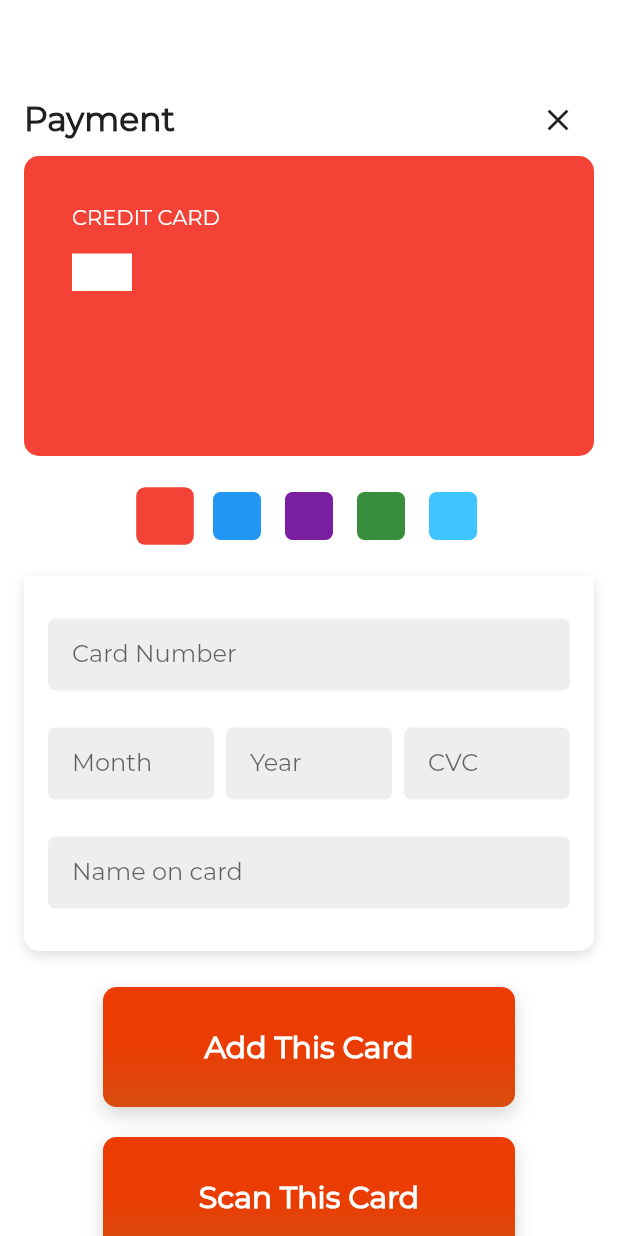
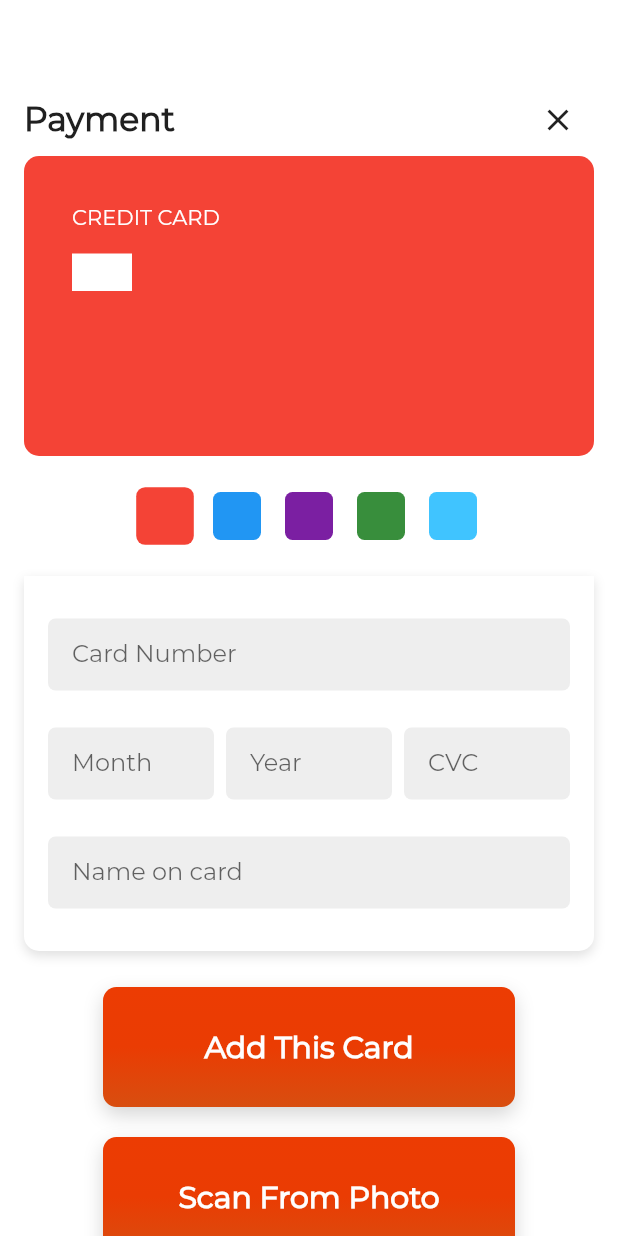
Before and after one commit to Andox9929/elchackathon-glam, a Flutter app: the PaymentPage screen opened directly, on a phone screen of 412 x 824 dp. Run offline on Flutter 3.47's test engine with Material 2 defaults, Android fonts, the phone set to English and light mode, and no system bars; our stand-ins replace card_swiper, country_code_picker, flutter_rating_bar, flutter_svg, image_picker, numberpicker and 1 more; missing offline and left inert: google_ml_kit, rubber.

```diff
--- a/lib/screens/payment/payment_page.dart
+++ b/lib/screens/payment/payment_page.dart
@@ -50,56 +50,70 @@ class _PaymentPageState extends State<PaymentPage> {
       return '';
   }
 
-  Future<void> _scanCard() async {
-    print("===================================");
-  }
-
-  late String result;
   File? _image;
   InputImage? inputImage;
   final picker = ImagePicker();
 
-  final _textDetector = GoogleMlKit.vision.textDetector();
+  final _textDetector = GoogleMlKit.vision.textRecognizer();
+  final creditCardRegex = RegExp(r"\b\d{4}[- ]?\d{4}[- ]?\d{4}[- ]?\d{4}\b");
 
   Future pickImageFromGallery() async {
     final pickedFile = await picker.getImage(source: ImageSource.gallery);
 
-    setState(() {
     if (pickedFile != null) {
+      try {
         _image = File(pickedFile.path);
         inputImage = InputImage.fromFilePath(pickedFile.path);
-        _readTextFromImage(inputImage as File);
+        final recognizedText = await _textDetector.processImage(inputImage!);
+        final text = recognizedText.text;
+
+        final hasCreditCard = creditCardRegex.hasMatch(text);
+
+        setState(() {
+          if (hasCreditCard) {
+            cardNumber.text = "1234567890121234";
+            year.text = "23";
+            month.text = "01";
+            cardHolder.text = "Brandon";
+          } else {
+            cvc.text = "123";
+          }
+        });
+      } catch (e) {
+        print(e);
+      }
     } else {
       print('No image selected.');
     }
-    });
   }
 
   Future captureImageFromCamera() async {
     final pickedFile = await picker.getImage(source: ImageSource.camera);
 
-    setState(() {
     if (pickedFile != null) {
+      try {
         _image = File(pickedFile.path);
         inputImage = InputImage.fromFilePath(pickedFile.path);
-        _readTextFromImage(inputImage as File);
+        final recognizedText = await _textDetector.processImage(inputImage!);
+        final text = recognizedText.text;
+
+        final hasCreditCard = creditCardRegex.hasMatch(text);
+
+        setState(() {
+          if (hasCreditCard) {
+            cardNumber.text = "1234567890121234";
+            year.text = "23";
+            month.text = "01";
+            cardHolder.text = "Brandon";
           } else {
-        print('No image selected.');
+            cvc.text = "123";
           }
-    });
-  }
-
-  Future<void> _readTextFromImage(File image) async {
-    final inputImage = InputImage.fromFile(image);
-
-    try {
-      final recognizedText = await _textDetector.processImage(inputImage);
-      setState(() {
-        print(recognizedText.text);
-        // _recognizedText = recognizedText.text;
         });
       } catch (e) {
         print(e);
+      }
+    } else {
+      print('No image selected.');
     }
   }
 
@@ -132,8 +146,34 @@ class _PaymentPageState extends State<PaymentPage> {
       ),
     );
 
+    Widget scanFromPhoto = InkWell(
+      onTap: pickImageFromGallery,
+      child: Container(
+        height: 80,
+        width: MediaQuery.of(context).size.width / 1.5,
+        decoration: BoxDecoration(
+            gradient: mainButton,
+            boxShadow: [
+              BoxShadow(
+                color: Color.fromRGBO(0, 0, 0, 0.16),
+                offset: Offset(0, 5),
+                blurRadius: 10.0,
+              )
+            ],
+            borderRadius: BorderRadius.circular(9.0)),
+        child: Center(
+          child: Text("Scan From Photo",
+              style: const TextStyle(
+                  color: const Color(0xfffefefe),
+                  fontWeight: FontWeight.w600,
+                  fontStyle: FontStyle.normal,
+                  fontSize: 20.0)),
+        ),
+      ),
+    );
+
     Widget scanThisCard = InkWell(
-      onTap: pickImageFromGallery,
+      onTap: captureImageFromCamera,
       child: Container(
         height: 80,
         width: MediaQuery.of(context).size.width / 1.5,
@@ -407,6 +447,11 @@ class _PaymentPageState extends State<PaymentPage> {
                      Center(
                         child: Padding(
                       padding: EdgeInsets.only(bottom: 20),
+                      child: scanFromPhoto,
+                    )),
+                    Center(
+                        child: Padding(
+                      padding: EdgeInsets.only(bottom: 20),
                       child: scanThisCard,
                     ))
                   ],
--- a/pubspec.yaml
+++ b/pubspec.yaml
@@ -40,7 +40,7 @@ dependencies:
   #     url: https://github.com/followthemoney1/modal_bottom_sheet.git
   #     ref: main
   #     path: modal_bottom_sheet
-  google_ml_kit: ^0.6.0
+  google_ml_kit: ^0.11.0
   image_picker: ^0.8.1+1
 
 dev_dependencies:
```
Also changed, not shown: pubspec.lock, 3 other files. Lines whose indentation alone changed are shown as unchanged.
